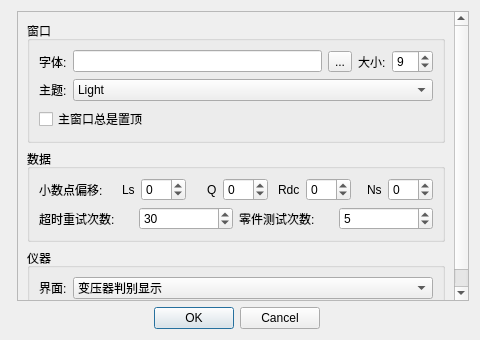
Old version of the form src/template/MoreSettings.ui in the repository yooxii/IQC.
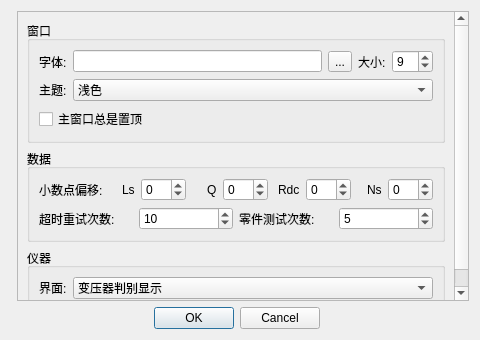
New version of the form.

```diff
--- a/src/template/MoreSettings.ui
+++ b/src/template/MoreSettings.ui
@@ -180,7 +180,7 @@
                <widget class="QComboBox" name="comb_theme">
                 <item>
                  <property name="text">
-                  <string>Light</string>
+                  <string>浅色</string>
                  </property>
                 </item>
                 <item>
@@ -322,7 +322,7 @@
                    </sizepolicy>
                   </property>
                   <property name="value">
-                   <number>30</number>
+                   <number>10</number>
                   </property>
                  </widget>
                 </item>
```
Left out of the diff: 4 changed lines with no effect on the pictures.
